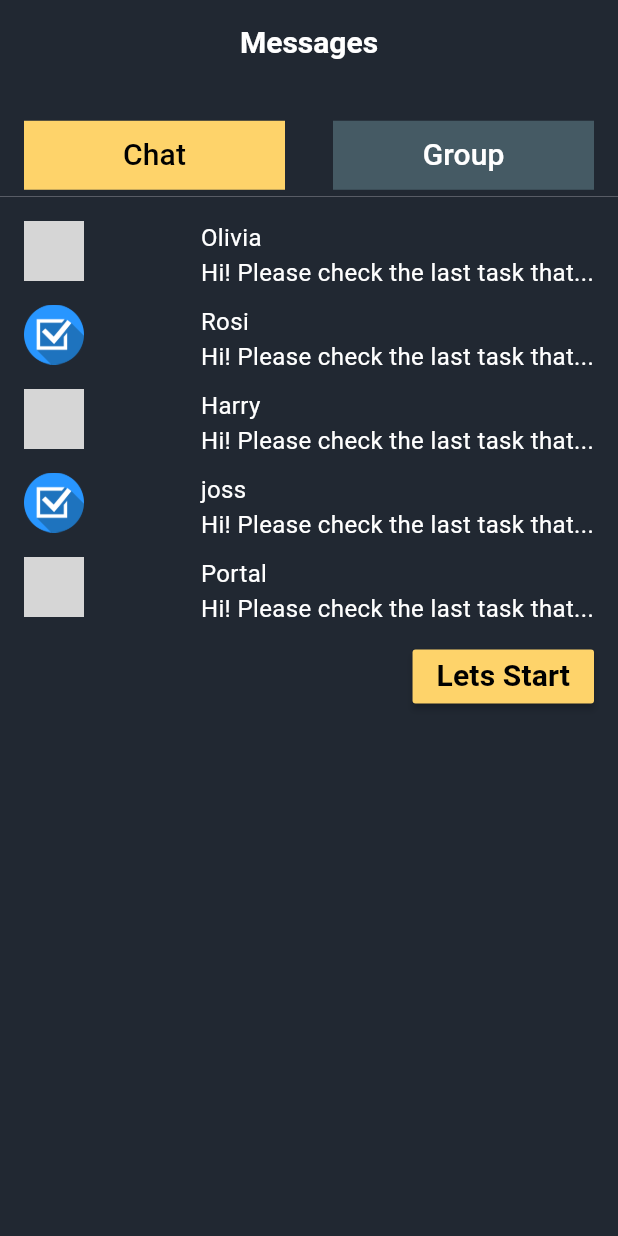
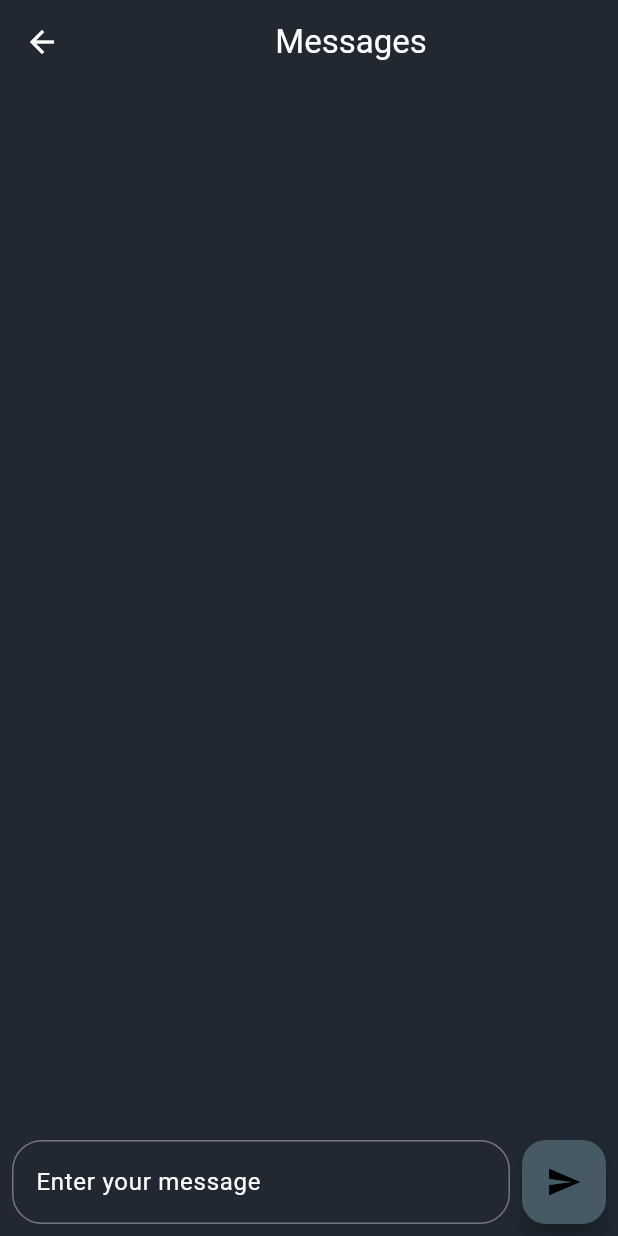
Before and after one commit to usama-sawar-315/daily_tak_project, a Flutter app: the ChatPage screen opened directly, after a tap on "Lets Start", on a phone screen of 412 x 824 dp. Run offline on Flutter 3.47's test engine with Material 3 defaults, Android fonts, the phone set to English and light mode, and no system bars; our stand-ins replace date_picker_timeline, percent_indicator; grey boxes are pictures that could not be loaded.

Commit message:
message page

```diff
--- a/lib/ui/chat_inbox_page.dart
+++ b/lib/ui/chat_inbox_page.dart
@@ -1,3 +1,4 @@
+import 'package:daily_tak_project/ui/message_page.dart';
 import 'package:daily_tak_project/utils/constant.dart';
 import 'package:flutter/material.dart';
 
@@ -16,9 +17,13 @@ class ChatInboxPage extends StatelessWidget {
                crossAxisAlignment: CrossAxisAlignment.start,
               mainAxisAlignment: MainAxisAlignment.spaceBetween,
               children: [
-                Image.asset(
+                CircleAvatar(
+                  radius: 21,
+                  backgroundColor: Colors.white,
+                  child: Image.asset(
+                    width: 30,
                     'assets/images/boys.png',
-                  width: 40,
+                  ),
                 ),
                 const SizedBox(width: 3),
                 Column(
@@ -66,9 +71,13 @@ class ChatInboxPage extends StatelessWidget {
               crossAxisAlignment: CrossAxisAlignment.start,
               mainAxisAlignment: MainAxisAlignment.spaceBetween,
               children: [
-                Image.asset(
-                  'assets/images/boys.png',
-                  width: 40,
+                CircleAvatar(
+                  radius: 21,
+                  backgroundColor: Colors.white,
+                  child: Image.asset(
+                    width: 30,
+                    'assets/images/boys.png',
+                  ),
                 ),
                 const SizedBox(width: 3),
                 Column(
@@ -116,9 +125,13 @@ class ChatInboxPage extends StatelessWidget {
               crossAxisAlignment: CrossAxisAlignment.start,
               mainAxisAlignment: MainAxisAlignment.spaceBetween,
               children: [
-                Image.asset(
-                  'assets/images/boys.png',
-                  width: 40,
+                CircleAvatar(
+                  radius: 21,
+                  backgroundColor: Colors.white,
+                  child: Image.asset(
+                    width: 30,
+                    'assets/images/boys.png',
+                  ),
                 ),
                 const SizedBox(width: 3),
                 Column(
@@ -141,9 +154,9 @@ class ChatInboxPage extends StatelessWidget {
               alignment: Alignment.bottomRight,
               child: MaterialButton(
                 onPressed: () {
-                  // Navigator.of(context).pushReplacement(
-                  //     MaterialPageRoute(builder: (context) => const LoginPage()));
-                  // // }
+                  Navigator.of(context).push(
+                      MaterialPageRoute(builder: (context) => MessagePage()));
+
                 },
                 color: Theme.of(context).primaryColor,
                 child:  Text(
--- a/lib/ui/chat_page.dart
+++ b/lib/ui/chat_page.dart
@@ -62,7 +62,7 @@ class _ChatPageState extends State<ChatPage> with SingleTickerProviderStateMixin
                     indicatorWeight: 0,
                     dividerColor: Colors.transparent,
                     indicator: BoxDecoration(
-                        border: Border.all(width: 1.0, color: Colors.transparent)),
+                        border: Border.all( color: Colors.transparent)),
                     tabs: [
                       Tab(
                         child: Container(
--- /dev/null
+++ b/lib/ui/message_page.dart
@@ -0,0 +1,102 @@
+import 'package:flutter/cupertino.dart';
+import 'package:flutter/material.dart';
+
+class MessagePage extends StatefulWidget {
+  const MessagePage({super.key});
+
+  @override
+  _MessagePageState createState() => _MessagePageState();
+}
+
+class _MessagePageState extends State<MessagePage> {
+
+  final TextEditingController _controller = TextEditingController();
+  List<Message> messages = [];
+
+  void _sendMessage() {
+    if (_controller.text.isNotEmpty) {
+      setState(() {
+        messages.add(Message(text: _controller.text, isSender: true));
+        messages.add(Message(text: 'Reply: ${_controller.text}', isSender: false));
+        _controller.clear();
+      });
+    }
+  }
+
+  @override
+  Widget build(BuildContext context) {
+    return Scaffold(
+      backgroundColor: const Color(0xFF212832),
+      appBar: AppBar(
+        leading: Icon(Icons.arrow_back,color: Colors.white),
+        backgroundColor: const Color(0xFF212832),
+        title: Center(child: Text('Messages',style: TextStyle(color: Theme.of(context).dividerColor))),
+      ),
+      body: Column(
+        children: <Widget>[
+          Expanded(
+            child: ListView.builder(
+              padding: const EdgeInsets.all(8.0),
+              itemCount: messages.length,
+              itemBuilder: (BuildContext context, int index) {
+                final message = messages[index];
+                return Align(
+                  alignment: message.isSender ? Alignment.centerRight : Alignment.centerLeft,
+                  child: Container(
+                    margin: const EdgeInsets.symmetric(vertical: 5.0),
+                    padding: const EdgeInsets.all(10.0),
+                    decoration: BoxDecoration(
+                      color: message.isSender ? Colors.blueAccent : Colors.grey[300],
+                      borderRadius: BorderRadius.circular(10.0),
+                    ),
+                    child: Text(
+                      message.text,
+                      style: TextStyle(
+                        color: message.isSender ? Colors.white : Colors.black,
+                      ),
+                    ),
+                  ),
+                );
+              },
+            ),
+          ),
+          Padding(
+            padding: const EdgeInsets.all(8.0),
+            child: Row(
+              children: <Widget>[
+                Expanded(
+                  child: TextField(
+                    controller: _controller,
+                    style: TextStyle(color: Theme.of(context).dividerColor,),
+                    decoration: InputDecoration(
+                      hintText: 'Enter your message',
+                      hintStyle: TextStyle(color: Theme.of(context).dividerColor,),
+                      // filled: true,
+                      // fillColor: Theme.of(context).primaryColorLight,
+                      border: OutlineInputBorder(
+                        borderRadius: BorderRadius.circular(20.0),
+                      ),
+                    ),
+                  ),
+                ),
+                const SizedBox(width: 8.0),
+                FloatingActionButton(
+                   backgroundColor: Theme.of(context).primaryColorLight,
+                  onPressed: _sendMessage,
+                  child: Icon(Icons.send,color:  Theme.of(context).primaryColorDark,),
+                ),
+              ],
+            ),
+          ),
+        ],
+      ),
+    );
+  }
+}
+
+class Message {
+  final String text;
+  final bool isSender;
+
+  Message({required this.text, required this.isSender});
+}
--- a/lib/ui/profile_page.dart
+++ b/lib/ui/profile_page.dart
@@ -12,6 +12,7 @@ class ProfilePage extends StatelessWidget {
       backgroundColor: const Color(0xFF212832),
       appBar: AppBar(
         backgroundColor:  const Color(0xFF212832),
+        leading: Icon(Icons.arrow_back,color: Colors.white),
         title: Center(
           child: Text(
             'Profile',
@@ -29,7 +30,9 @@ class ProfilePage extends StatelessWidget {
                    tag: 'usama',
                    child: CircleAvatar(
                      radius:50 ,
+                     backgroundColor: Colors.white,
                      child: Image.asset(
+                       width: 70,
                 'assets/images/boys.png',
                      ),
                    ),
--- a/lib/ui/real_web_page.dart
+++ b/lib/ui/real_web_page.dart
@@ -10,6 +10,7 @@ class RealWebPage extends StatelessWidget {
     return Scaffold(
       backgroundColor:  const Color(0xFF212832),
       appBar: AppBar(
+        leading: Icon(Icons.arrow_back,color: Colors.white),
         backgroundColor:  const Color(0xFF212832),
         title: Center(
           child: Text('To Details',
```
Also changed, not shown: lib/ui/groupib_page.dart (+14 -6 lines), lib/ui/home_page.dart (+76 -67 lines), lib/ui/login_page.dart (+4 -4 lines), lib/ui/notification_oage.dart (+21 -9 lines), assets/images/boy.png (added), assets/images/boys.png (added).
